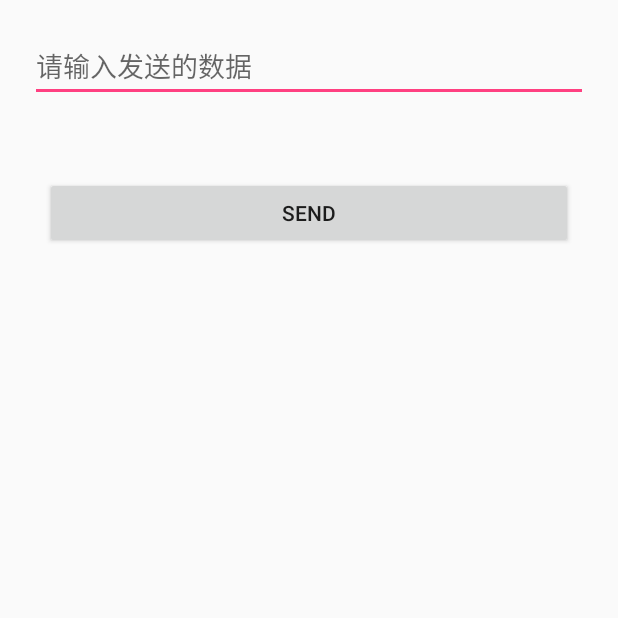
After one commit to lidc-lee/MaterialDesign_Android, an Android app: the TestUDPActivity screen opened directly, with no data from a screen before it, on a phone screen of 412 x 824 dp, the top half of it. The commit adds this screen. Run offline under Robolectric (Android 15) with nearby library versions, the phone set to English and light mode, and no system bars.

Commit message:
udp网络编程

```diff
--- a/app/src/main/AndroidManifest.xml
+++ b/app/src/main/AndroidManifest.xml
@@ -4,6 +4,7 @@
 
     <uses-permission android:name="android.permission.READ_EXTERNAL_STORAGE" />
     <uses-permission android:name="android.permission.WRITE_EXTERNAL_STORAGE" />
+    <uses-permission android:name="android.permission.INTERNET"/>
 
     <application
         android:allowBackup="true"
@@ -27,6 +28,9 @@
 
         <activity android:name=".ChartsActivity"
                   android:screenOrientation="portrait"/>
+
+        <activity android:name=".TestUDPActivity"
+                  android:screenOrientation="portrait"/>
     </application>
 
 </manifest>
--- a/app/src/main/java/com/ldc/materialdesign/MainActivity.java
+++ b/app/src/main/java/com/ldc/materialdesign/MainActivity.java
@@ -213,6 +213,9 @@ public class MainActivity extends AppCompatActivity implements BoomMenuButton.On
             case 1:
                 startActivity(new Intent(MainActivity.this,ChartListActivity.class));
                 break;
+            case 2:
+                startActivity(new Intent(MainActivity.this,TestUDPActivity.class));
+                break;
         }
     }
 
--- /dev/null
+++ b/app/src/main/java/com/ldc/materialdesign/TestUDPActivity.java
@@ -0,0 +1,57 @@
+package com.ldc.materialdesign;
+
+import android.app.Activity;
+import android.content.DialogInterface;
+import android.os.Bundle;
+import android.util.Log;
+import android.view.View;
+import android.widget.Button;
+import android.widget.EditText;
+import android.widget.TextView;
+
+import com.ldc.materialdesign.udp.ISocketResponse;
+import com.ldc.materialdesign.udp.UDPClient;
+import com.ldc.materialdesign.udp.UDPServer;
+
+import java.util.concurrent.ExecutorService;
+import java.util.concurrent.Executors;
+
+/**
+ * Created by AA on 2017/1/4.
+ */
+
+public class TestUDPActivity extends Activity {
+    EditText msg_et = null;
+    Button send_bt = null;
+    TextView info_tv = null;
+    @Override
+    public void onCreate(Bundle savedInstanceState) {
+        super.onCreate(savedInstanceState);
+        setContentView(R.layout.udp_activity);
+        msg_et = (EditText) findViewById(R.id.msg_et);
+        send_bt = (Button) findViewById(R.id.send_bt);
+        info_tv = (TextView) findViewById(R.id.info_tv);
+        // 开启服务器
+        ExecutorService exec = Executors.newCachedThreadPool();
+        UDPServer server = new UDPServer();
+        exec.execute(server);
+        // 发送消息
+        send_bt.setOnClickListener(new View.OnClickListener() {
+            @Override
+            public void onClick(View v) {
+                new Thread(new Runnable() {
+                    @Override
+                    public void run() {
+                        UDPClient client = new UDPClient(new ISocketResponse() {
+                            @Override
+                            public void onSocketResponse(byte[] responseData) {
+                                Log.e("onSocketResponse", new String(responseData));
+                            }
+                        });
+                        Log.e("client",client.send("localhost",6000,msg_et.getText().toString()));
+                    }
+                }).start();
+            }
+        });
+    }
+}
--- /dev/null
+++ b/app/src/main/java/com/ldc/materialdesign/udp/ISocketResponse.java
@@ -0,0 +1,13 @@
+package com.ldc.materialdesign.udp;
+
+/**
+ * Created by LinJK on 7/2/16.
+ */
+public interface ISocketResponse {
+    /**
+     * On socket response.
+     *
+     * @param responseData the response data, you should implement it to receive data.
+     */
+    void onSocketResponse(byte[] responseData);
+}
--- /dev/null
+++ b/app/src/main/java/com/ldc/materialdesign/udp/UDPServer.java
@@ -0,0 +1,49 @@
+package com.ldc.materialdesign.udp;
+
+import android.util.Log;
+
+import java.io.IOException;
+import java.net.DatagramPacket;
+import java.net.DatagramSocket;
+import java.net.SocketException;
+
+/**
+ * Created by AA on 2017/1/4.
+ */
+
+public class UDPServer implements Runnable{
+    private static final int PORT = 6000;
+    private byte[] msg = new byte[1024];
+    private boolean life = true;
+    public UDPServer() {
+    }
+
+    public boolean isLife() {
+        return life;
+    }
+
+    public void setLife(boolean life) {
+        this.life = life;
+    }
+
+    @Override
+    public void run() {
+        DatagramSocket dSocket = null;
+        DatagramPacket dPacket = new DatagramPacket(msg, msg.length);
+        try {
+            dSocket = new DatagramSocket(PORT);
+            while (life) {
+                try {
+                    dSocket.receive(dPacket);
+                    Log.i("UDPServer", new String(dPacket.getData()));
+                    dPacket.setData("ok".getBytes());
+                    dSocket.send(dPacket);
+                } catch (IOException e) {
+                    e.printStackTrace();
+                }
+            }
+        } catch (SocketException e) {
+            e.printStackTrace();
+        }
+    }
+}
--- /dev/null
+++ b/app/src/main/res/layout/udp_activity.xml
@@ -0,0 +1,23 @@
+<?xml version="1.0" encoding="utf-8"?>
+<LinearLayout xmlns:android="http://schemas.android.com/apk/res/android"
+              android:orientation="vertical"
+              android:layout_width="match_parent"
+              android:layout_height="match_parent">
+<EditText
+    android:id="@+id/msg_et"
+    android:layout_margin="20dp"
+    android:hint="请输入发送的数据"
+    android:layout_width="match_parent"
+    android:layout_height="wrap_content"/>
+    <Button
+        android:id="@+id/send_bt"
+        android:layout_margin="30dp"
+        android:text="Send"
+        android:layout_width="match_parent"
+        android:layout_height="wrap_content"/>
+    <TextView
+        android:id="@+id/info_tv"
+        android:layout_margin="20dp"
+        android:layout_width="wrap_content"
+        android:layout_height="wrap_content"/>
+</LinearLayout>
```
Also changed, not shown: app/src/main/java/com/ldc/materialdesign/udp/UDPClient.java (added, +57 -0 lines).
